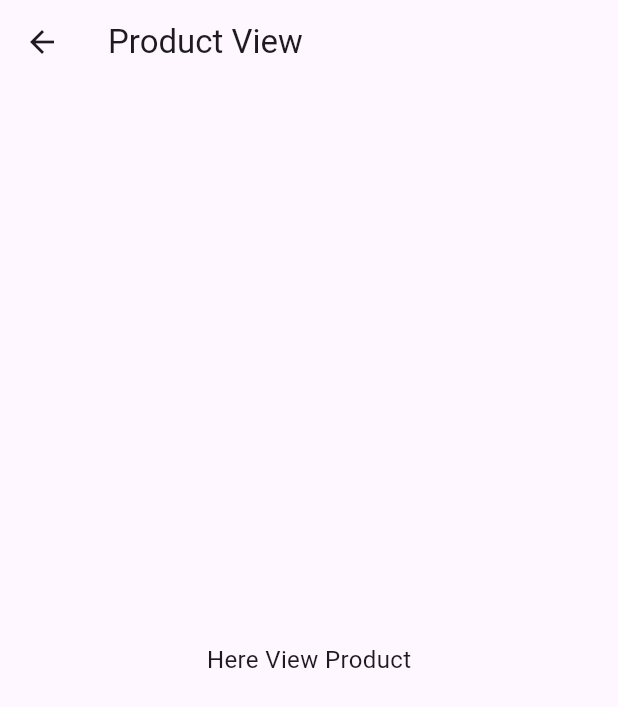
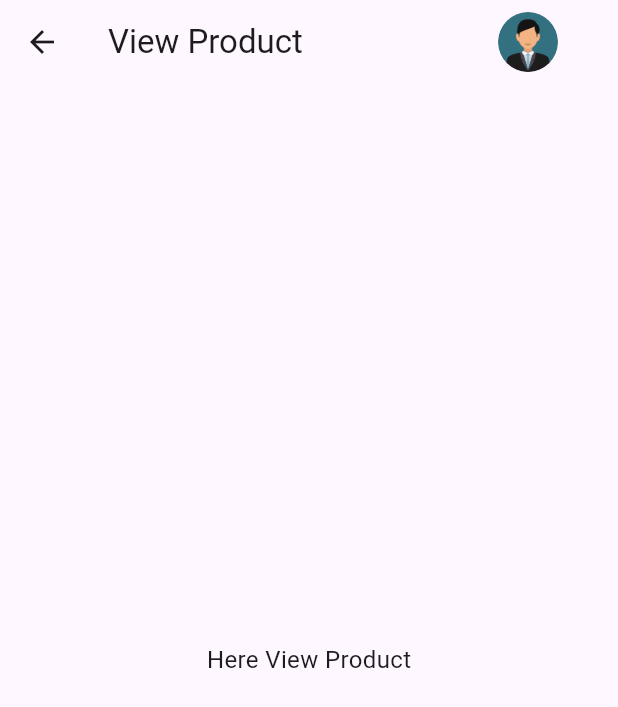
Before and after one commit to Janith1998/flutter-app, a Flutter app: the ProductsScreen screen opened directly, after a tap on "Bye Now", on a phone screen of 412 x 824 dp. Shown: the top 707 px of the screen. Run offline on Flutter 3.47's test engine with Material 3 defaults, Android fonts, the phone set to English and light mode, and no system bars.

Commit message:
Create Custom app bar and Update it to support defaulteliments and additional eliments Dynamically

```diff
--- /dev/null
+++ b/lib/components/custom_app_bar.dart
@@ -0,0 +1,28 @@
+import 'package:flutter/material.dart';
+
+class CustomAppBar extends StatelessWidget implements PreferredSizeWidget {
+  final String title;
+  final List<Widget>? actions;
+
+  const CustomAppBar({super.key, required this.title, this.actions});
+
+  @override
+  Widget build(BuildContext context) {
+    return AppBar(
+      title: Text(title),
+      actions: [
+        if (actions != null) ...actions!,
+        Padding(
+          padding: EdgeInsets.only(right: 40.0),
+          child: CircleAvatar(
+            radius: 20,
+            backgroundImage: AssetImage("assets/images/user.png"),
+          ),
+        ),
+      ],
+    );
+  }
+
+  @override
+  Size get preferredSize => const Size.fromHeight(kToolbarHeight);
+}
--- a/lib/screens/product_view_screen.dart
+++ b/lib/screens/product_view_screen.dart
@@ -1,4 +1,5 @@
 import 'package:flutter/material.dart';
+import '../components/custom_app_bar.dart';
 
 class ProductViewScreen extends StatelessWidget {
   const ProductViewScreen({super.key});
@@ -6,7 +7,7 @@ class ProductViewScreen extends StatelessWidget {
   @override
   Widget build(BuildContext context) {
     return Scaffold(
-      appBar: AppBar(title: Text("Product View")),
+      appBar: CustomAppBar(title: 'View Product'),
       body: Center(
         child: Text("Here View Product", style: TextStyle(fontSize: 16.0)),
       ),
--- a/lib/screens/products_screen.dart
+++ b/lib/screens/products_screen.dart
@@ -1,5 +1,6 @@
 import 'package:flutter/material.dart';
 import 'product_view_screen.dart';
+import 'package:app/components/custom_app_bar.dart';
 
 class ProductsScreen extends StatelessWidget {
   const ProductsScreen({super.key});
@@ -7,19 +8,14 @@ class ProductsScreen extends StatelessWidget {
   @override
   Widget build(BuildContext context) {
     return Scaffold(
-      appBar: AppBar(
-        title: Text('Products'),
+      appBar: CustomAppBar(
+        title: 'Products',
         actions: [
           Padding(
             padding: const EdgeInsets.only(right: 40.0),
-            child: GestureDetector(
-              onTap: () {
-                print('go to profile');
-              },
-              child: const CircleAvatar(
-                radius: 20,
-                backgroundImage: AssetImage("assets/images/user.png"),
-              ),
+            child: Icon(
+              Icons.shopping_cart,
+              color: const Color.fromARGB(255, 235, 102, 7),
             ),
           ),
         ],
```
